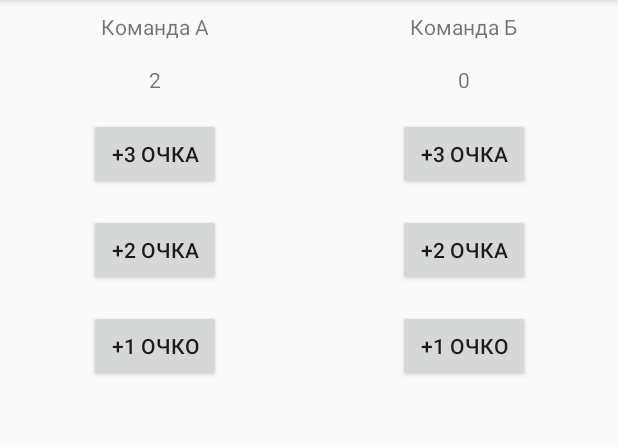
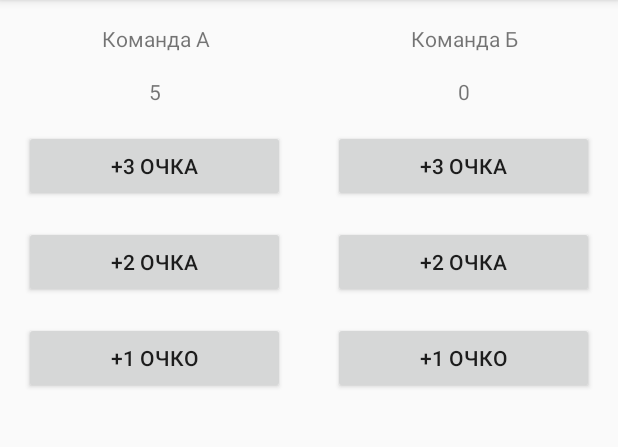
Before and after one commit to slychai85/CourtCounter, an Android app: the screen it shows after launch (MainActivity), after a tap on "+2 ОЧКА", on a phone screen of 412 x 824 dp, the part 84-531 px from its top. Run offline under Robolectric (Android 15) with nearby library versions, the phone set to English and light mode, and no system bars; 1 other tap on this screen came first.

Commit message:
Первый рабочий вариант приложения

```diff
--- a/app/src/main/java/ru/slychai85/mif/courtcounter/MainActivity.java
+++ b/app/src/main/java/ru/slychai85/mif/courtcounter/MainActivity.java
@@ -6,6 +6,12 @@ import android.view.View;
 import android.widget.TextView;
 
 public class MainActivity extends AppCompatActivity {
+
+    final byte ONE_POINT = 1;
+    final byte TWO_POINT = 2;
+    final byte THREE_POINT = 3;
+    int scoreTeamA = 0;
+    int scoreTeamB = 0;
 
     @Override
     protected void onCreate(Bundle savedInstanceState) {
@@ -18,15 +24,38 @@ public class MainActivity extends AppCompatActivity {
         scoreView.setText(String.valueOf(score));
     }
 
+    public void displayForTeamB(int score) {
+        TextView scoreView = (TextView) findViewById(R.id.team_b_score);
+        scoreView.setText(String.valueOf(score));
+    }
+
     public void addOneForTeamA(View v) {
-        displayForTeamA(1);
+        scoreTeamA = scoreTeamA + ONE_POINT;
+        displayForTeamA(scoreTeamA);
     }
 
     public void addTwoForTeamA(View v) {
-        displayForTeamA(2);
+        scoreTeamA = scoreTeamA + TWO_POINT;
+        displayForTeamA(scoreTeamA);
     }
 
     public void addThreeForTeamA(View v) {
-        displayForTeamA(3);
+        scoreTeamA = scoreTeamA + THREE_POINT;
+        displayForTeamA(scoreTeamA);
+    }
+
+    public void addOneForTeamB(View v) {
+        scoreTeamB = scoreTeamB + ONE_POINT;
+        displayForTeamB(scoreTeamB);
+    }
+
+    public void addTwoForTeamB(View v) {
+        scoreTeamB = scoreTeamB + TWO_POINT;
+        displayForTeamB(scoreTeamB);
+    }
+
+    public void addThreeForTeamB(View v) {
+        scoreTeamB = scoreTeamB + THREE_POINT;
+        displayForTeamB(scoreTeamB);
     }
 }
--- a/app/src/main/res/layout/activity_main.xml
+++ b/app/src/main/res/layout/activity_main.xml
@@ -20,11 +20,12 @@
         android:layout_width="wrap_content"
         android:layout_height="wrap_content"
         android:layout_marginEnd="8dp"
-        android:layout_marginLeft="8dp"
-        android:layout_marginRight="8dp"
+        android:layout_marginLeft="16dp"
+        android:layout_marginRight="16dp"
         android:layout_marginStart="8dp"
-        android:layout_marginTop="8dp"
+        android:layout_marginTop="16dp"
         android:text="Команда А"
+        app:layout_constraintHorizontal_bias="0.509"
         app:layout_constraintLeft_toLeftOf="parent"
         app:layout_constraintRight_toLeftOf="@+id/guideline"
         app:layout_constraintTop_toTopOf="parent" />
@@ -33,10 +34,11 @@
         android:id="@+id/textView2"
         android:layout_width="wrap_content"
         android:layout_height="wrap_content"
-        android:layout_marginLeft="8dp"
-        android:layout_marginRight="8dp"
-        android:layout_marginTop="8dp"
+        android:layout_marginLeft="16dp"
+        android:layout_marginRight="16dp"
+        android:layout_marginTop="16dp"
         android:text="Команда Б"
+        app:layout_constraintHorizontal_bias="0.509"
         app:layout_constraintLeft_toLeftOf="@+id/guideline"
         app:layout_constraintRight_toRightOf="parent"
         app:layout_constraintTop_toTopOf="parent" />
@@ -54,7 +56,7 @@
         app:layout_constraintTop_toBottomOf="@+id/textView" />
 
     <TextView
-        android:id="@+id/textView4"
+        android:id="@+id/team_b_score"
         android:layout_width="wrap_content"
         android:layout_height="wrap_content"
         android:layout_marginLeft="16dp"
@@ -67,7 +69,7 @@
 
     <Button
         android:id="@+id/button"
-        android:layout_width="wrap_content"
+        android:layout_width="0dp"
         android:layout_height="wrap_content"
         android:layout_marginLeft="16dp"
         android:layout_marginRight="16dp"
@@ -80,7 +82,7 @@
 
     <Button
         android:id="@+id/button2"
-        android:layout_width="wrap_content"
+        android:layout_width="0dp"
         android:layout_height="wrap_content"
         android:layout_marginLeft="16dp"
         android:layout_marginRight="16dp"
@@ -93,7 +95,7 @@
 
     <Button
         android:id="@+id/button3"
-        android:layout_width="wrap_content"
+        android:layout_width="0dp"
         android:layout_height="wrap_content"
         android:layout_marginLeft="16dp"
         android:layout_marginRight="16dp"
@@ -106,23 +108,25 @@
 
     <Button
         android:id="@+id/button4"
-        android:layout_width="wrap_content"
+        android:layout_width="0dp"
         android:layout_height="wrap_content"
         android:layout_marginLeft="16dp"
         android:layout_marginRight="16dp"
         android:layout_marginTop="16dp"
+        android:onClick="addThreeForTeamB"
         android:text="+3 очка"
         app:layout_constraintLeft_toLeftOf="@+id/guideline"
         app:layout_constraintRight_toRightOf="parent"
-        app:layout_constraintTop_toBottomOf="@+id/textView4" />
+        app:layout_constraintTop_toBottomOf="@+id/team_b_score" />
 
     <Button
         android:id="@+id/button5"
-        android:layout_width="wrap_content"
+        android:layout_width="0dp"
         android:layout_height="wrap_content"
         android:layout_marginLeft="16dp"
         android:layout_marginRight="16dp"
         android:layout_marginTop="16dp"
+        android:onClick="addTwoForTeamB"
         android:text="+2 очка"
         app:layout_constraintLeft_toLeftOf="@+id/guideline"
         app:layout_constraintRight_toRightOf="parent"
@@ -130,11 +134,12 @@
 
     <Button
         android:id="@+id/button6"
-        android:layout_width="wrap_content"
+        android:layout_width="0dp"
         android:layout_height="wrap_content"
         android:layout_marginLeft="16dp"
         android:layout_marginRight="16dp"
         android:layout_marginTop="16dp"
+        android:onClick="addOneForTeamB"
         android:text="+1 очко"
         app:layout_constraintLeft_toLeftOf="@+id/guideline"
         app:layout_constraintRight_toRightOf="parent"
```
